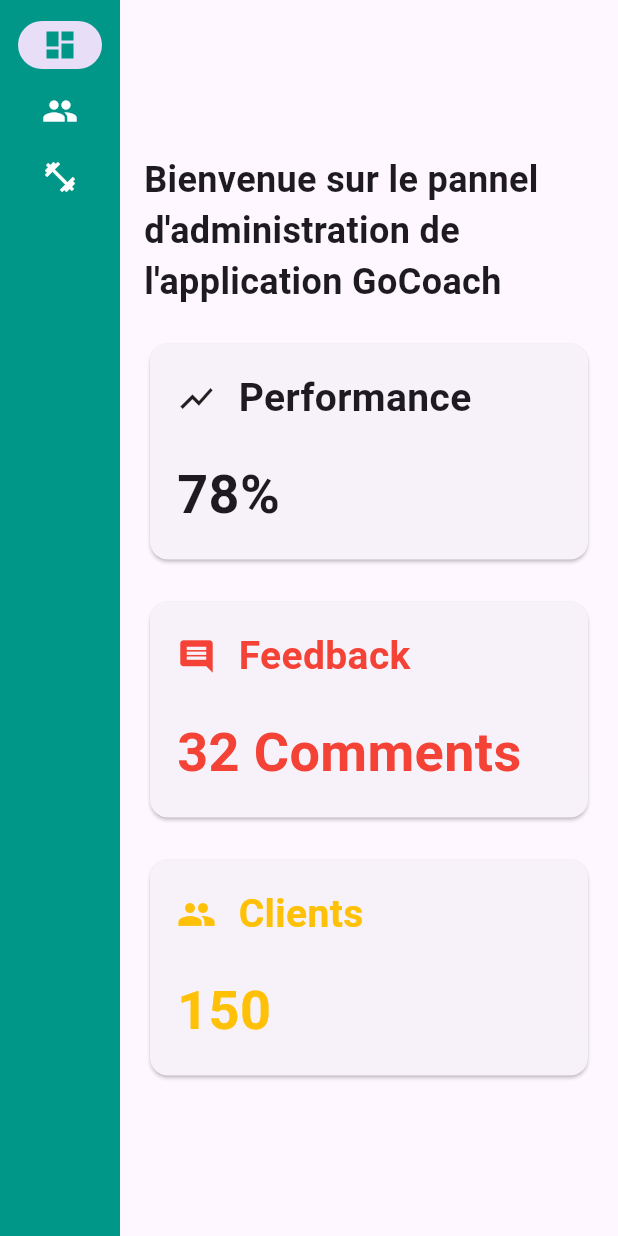
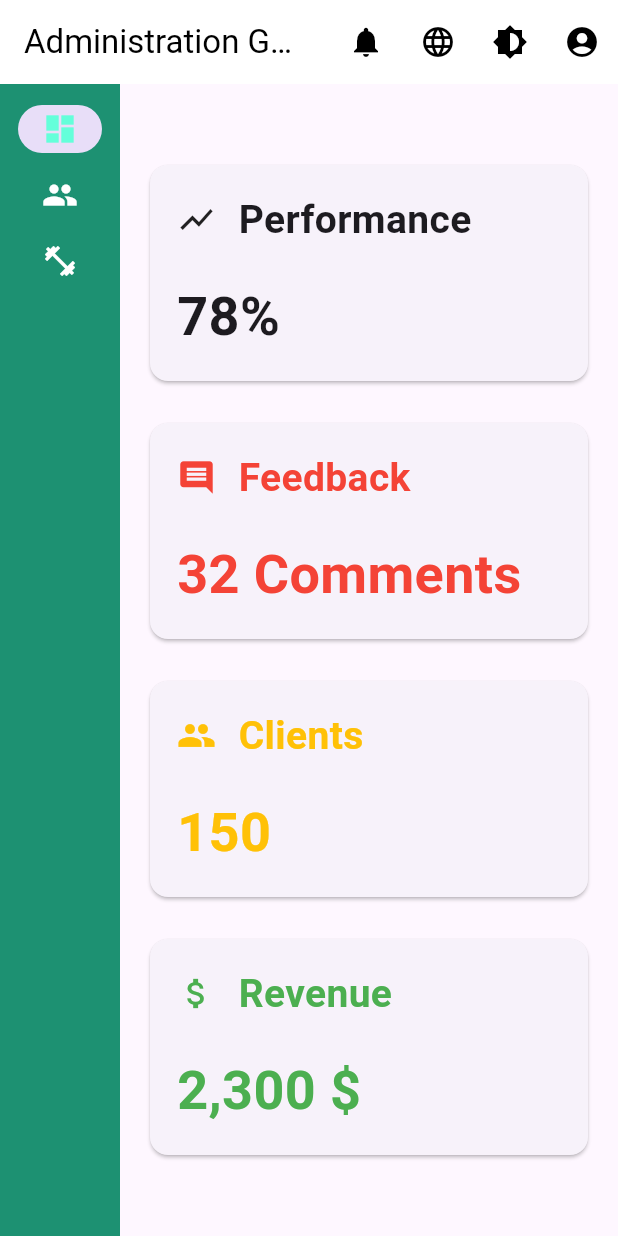
Before and after one commit to sassank/admin_gocoach, a Flutter app: the DashboardPage screen opened directly, on a phone screen of 412 x 824 dp. Run offline on Flutter 3.47's test engine with Material 3 defaults, Android fonts, the phone set to English and light mode, and no system bars.

Commit message:
add shorcuts icons

```diff
--- a/lib/pages/dashboard_page.dart
+++ b/lib/pages/dashboard_page.dart
@@ -1,4 +1,3 @@
-// lib/pages/dashboard_page.dart
 import 'package:flutter/material.dart';
 import 'users_page.dart';
 import 'events_page.dart';
@@ -24,14 +23,44 @@ class _DashboardPageState extends State<DashboardPage> {
   @override
   Widget build(BuildContext context) {
     return Scaffold(
+      appBar: AppBar(
+        backgroundColor: Colors.white,
+        title: Text('Administration GoCoach', style: TextStyle(color: Colors.black)),
+        actions: [
+          IconButton(
+            icon: Icon(Icons.notifications, color: Colors.black),
+            onPressed: () {
+              // Handle notifications
+            },
+          ),
+          IconButton(
+            icon: Icon(Icons.language, color: Colors.black),
+            onPressed: () {
+              // Handle language change
+            },
+          ),
+          IconButton(
+            icon: Icon(Icons.brightness_6, color: Colors.black),
+            onPressed: () {
+              // Handle theme change
+            },
+          ),
+          IconButton(
+            icon: Icon(Icons.account_circle, color: Colors.black),
+            onPressed: () {
+              // Handle profile
+            },
+          ),
+        ],
+      ),
       body: Row(
         children: [
           NavigationRail(
             extended: isExpanded,
-            backgroundColor: Colors.teal,
+            backgroundColor: Color(0xFF1d9172),
             unselectedIconTheme: IconThemeData(color: Colors.white, opacity: 1),
             unselectedLabelTextStyle: TextStyle(color: Colors.white),
-            selectedIconTheme: IconThemeData(color: Colors.teal),
+            selectedIconTheme: IconThemeData(color: Colors.tealAccent),
             destinations: [
               NavigationRailDestination(
                 icon: Icon(Icons.dashboard),
@@ -69,19 +98,7 @@ class HomeContent extends StatelessWidget {
   @override
   Widget build(BuildContext context) {
     return SingleChildScrollView(
-      child: Column(
-        mainAxisAlignment: MainAxisAlignment.start,
-        crossAxisAlignment: CrossAxisAlignment.start,
-        children: [
-          Text(
-            "Bienvenue sur le pannel d'administration de l'application GoCoach",
-            style: TextStyle(
-              fontSize: 24,
-              fontWeight: FontWeight.bold,
-            ),
-          ),
-          SizedBox(height: 20.0),
-          Wrap(
+      child: Wrap(
         spacing: 20.0, // Espace horizontal entre les cartes
         runSpacing: 20.0, // Espace vertical entre les cartes
         alignment: WrapAlignment.start, // Alignement des éléments en haut
@@ -192,7 +209,41 @@ class HomeContent extends StatelessWidget {
               ),
             ),
           ),
+          SizedBox(
+            width: 300,
+            child: Card(
+              child: Padding(
+                padding: const EdgeInsets.all(18.0),
+                child: Column(
+                  crossAxisAlignment: CrossAxisAlignment.start,
+                  children: [
+                    Row(
+                      children: [
+                        Icon(Icons.attach_money, size: 26.0, color: Colors.green),
+                        SizedBox(width: 15.0),
+                        Text(
+                          "Revenue",
+                          style: TextStyle(
+                            fontSize: 26.0,
+                            color: Colors.green,
+                            fontWeight: FontWeight.bold,
+                          ),
+                        )
                       ],
+                    ),
+                    SizedBox(height: 20.0),
+                    Text(
+                      "2,300 \$",
+                      style: TextStyle(
+                        fontSize: 36,
+                        color: Colors.green,
+                        fontWeight: FontWeight.bold,
+                      ),
+                    )
+                  ],
+                ),
+              ),
+            ),
           ),
         ],
       ),
```
Lines whose indentation alone changed are shown as unchanged.
